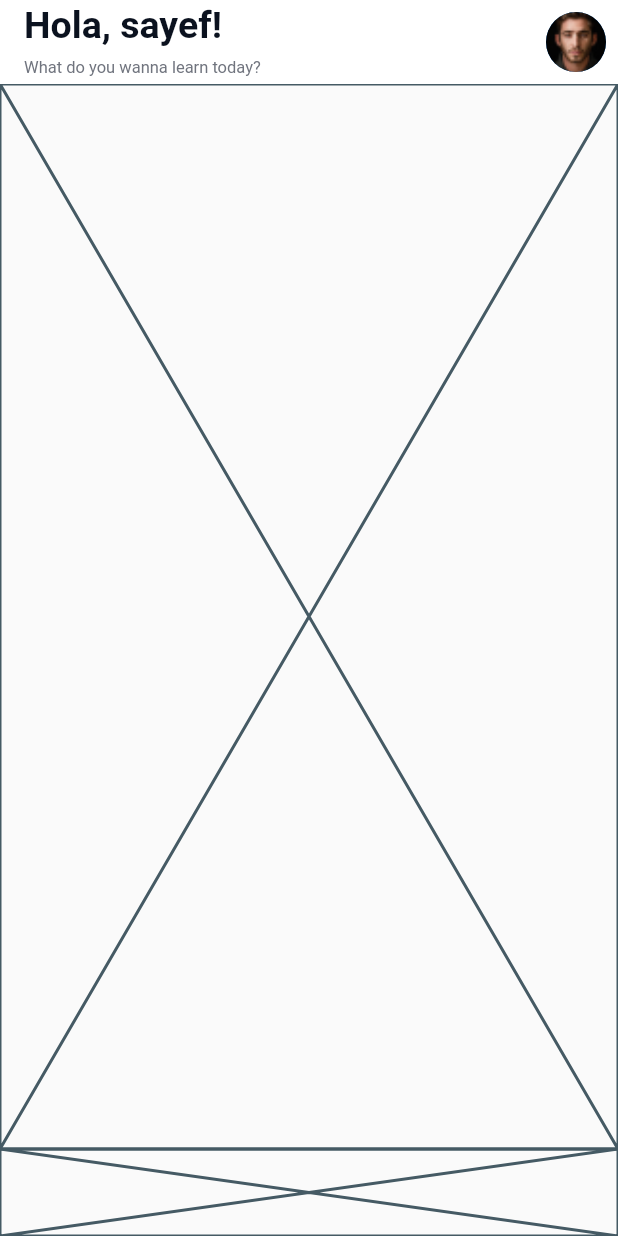
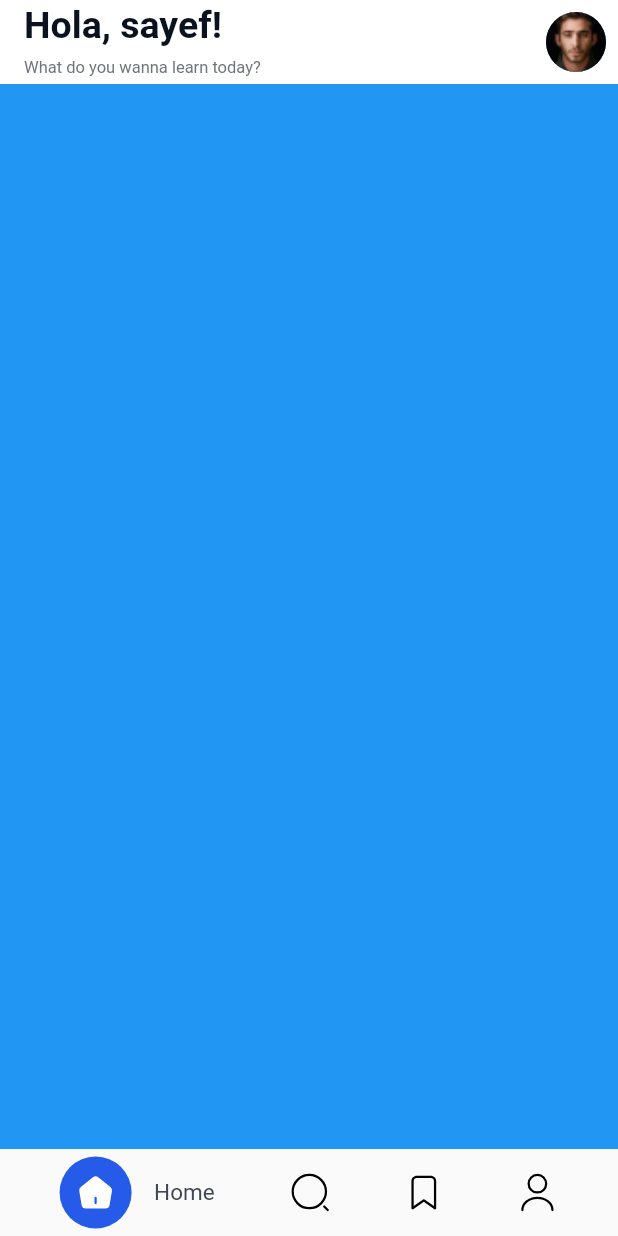
Before and after one commit to ZetxKS/-TMS-Graduate-work, a Flutter app: the screen it shows after launch, on a phone screen of 412 x 824 dp. Run offline on Flutter 3.47's test engine with Material 2 defaults, Android fonts, the phone set to English and light mode, and no system bars; our stand-ins replace auto_route, flutter_svg.

Commit message:
18.05
Add autorouter
done bottom navbar
FIX: navbar button update

```diff
--- a/lib/app.dart
+++ b/lib/app.dart
@@ -1,13 +1,15 @@
 import 'package:flutter/material.dart';
-import 'package:tmsgraduatework/screens/home_screen.dart';
+import 'package:tmsgraduatework/app_router.dart';
+import 'package:tmsgraduatework/screens/app_screen.dart';
 
 class App extends StatelessWidget {
-  const App({Key? key}) : super(key: key);
+  final _appRouter = AppRouter();
+  App({Key? key}) : super(key: key);
 
   @override
   Widget build(BuildContext context) {
-    return MaterialApp(
-      home: HomeScreen(),
+    return MaterialApp.router(
+      routerConfig: _appRouter.config(),
     );
   }
 }
--- /dev/null
+++ b/lib/app_router.dart
@@ -0,0 +1,18 @@
+import 'package:flutter/material.dart';
+import 'package:tmsgraduatework/screens/app_screen.dart';
+import 'package:tmsgraduatework/screens/index_screen.dart';
+import 'package:auto_route/auto_route.dart';
+import 'package:tmsgraduatework/screens/search_screen.dart';
+part 'app_router.gr.dart';
+
+@AutoRouterConfig()
+class AppRouter extends _$AppRouter {
+
+  @override
+  List<AutoRoute> get routes => [
+    AutoRoute(page: AppRoute.page, path: '/', children: [
+      AutoRoute(page: IndexRoute.page, path: 'index', initial: true),
+      AutoRoute(page: SearchRoute.page, path: 'search'),
+    ])
+  ];
+}
--- a/lib/main.dart
+++ b/lib/main.dart
@@ -2,5 +2,5 @@ import 'package:flutter/material.dart';
 import 'package:tmsgraduatework/app.dart';
 
 void main() {
-  runApp(const App());
+  runApp(App());
 }
--- /dev/null
+++ b/lib/screens/app_screen.dart
@@ -0,0 +1,18 @@
+import 'package:auto_route/auto_route.dart';
+import 'package:flutter/material.dart';
+import 'package:tmsgraduatework/widgets/bottom_nav/bottom_nav.dart';
+import 'package:tmsgraduatework/widgets/my_app_bar.dart';
+
+@RoutePage()
+class AppScreen extends StatelessWidget {
+  const AppScreen({Key? key}) : super(key: key);
+
+  @override
+  Widget build(BuildContext context) {
+    return Scaffold(
+      appBar: MyAppBar(),
+      body: AutoRouter(),
+      bottomNavigationBar: BottomNav(),
+    );
+  }
+}
--- a/lib/screens/home_screen.dart
+++ /dev/null
@@ -1,18 +0,0 @@
-import 'package:flutter/material.dart';
-import 'package:tmsgraduatework/widgets/my_app_bar.dart';
-
-class HomeScreen extends StatelessWidget {
-  const HomeScreen({Key? key}) : super(key: key);
-
-  @override
-  Widget build(BuildContext context) {
-    return Scaffold(
-      appBar: MyAppBar(),
-      body: Placeholder(),
-      bottomNavigationBar: Container(
-        height: 58,
-        child: Placeholder(),
-      ),
-    );
-  }
-}
--- /dev/null
+++ b/lib/screens/index_screen.dart
@@ -0,0 +1,13 @@
+import 'package:auto_route/auto_route.dart';
+import 'package:flutter/material.dart';
+import 'package:tmsgraduatework/screens/app_screen.dart';
+
+@RoutePage()
+class IndexScreen extends StatelessWidget {
+  const IndexScreen({Key? key}) : super(key: key);
+
+  @override
+  Widget build(BuildContext context) {
+    return Container(color: Colors.blue,);
+  }
+}
--- /dev/null
+++ b/lib/screens/search_screen.dart
@@ -0,0 +1,14 @@
+import 'package:auto_route/auto_route.dart';
+import 'package:flutter/material.dart';
+
+import 'app_screen.dart';
+
+@RoutePage()
+class SearchScreen extends StatelessWidget {
+  const SearchScreen({Key? key}) : super(key: key);
+
+  @override
+  Widget build(BuildContext context) {
+    return Container(color: Colors.red,);
+  }
+}
--- a/lib/themes/light.dart
+++ b/lib/themes/light.dart
@@ -22,4 +22,5 @@ class LightThemeFonts {
   static const second12l = TextStyle(fontSize: 12, color: LightThemeColors.secondText, fontFamily: _fontFamily,);
   static const second12d = TextStyle(fontSize: 12, color: LightThemeColors.secondDarkText, fontFamily: _fontFamily,);
   static const second14 = TextStyle(fontSize: 14, color: LightThemeColors.secondText, fontFamily: _fontFamily,);
+  static const bottomNav = TextStyle(fontSize: 15, color: LightThemeColors.menuText, fontFamily: _fontFamily,);
 }
--- /dev/null
+++ b/lib/widgets/bottom_nav/bottom_nav.dart
@@ -0,0 +1,24 @@
+import 'package:flutter/material.dart';
+import 'package:flutter_svg/flutter_svg.dart';
+import 'package:tmsgraduatework/widgets/bottom_nav/bottom_nav_button.dart';
+
+class BottomNav extends StatelessWidget {
+  const BottomNav({Key? key}) : super(key: key);
+
+  @override
+  Widget build(BuildContext context) {
+    return Container(
+      height: 58,
+      child: Row(
+        mainAxisAlignment: MainAxisAlignment.spaceEvenly,
+        crossAxisAlignment: CrossAxisAlignment.stretch,
+        children: [
+          BottomNavButton(svg: 'home', name: 'Home', navigateTo: '/index',),
+          BottomNavButton(svg: 'search', name: 'Search',navigateTo: '/search',),
+          BottomNavButton(svg: 'Bookmarl', name: 'Saved',navigateTo: '/bookmark',),
+          BottomNavButton(svg: 'User', name: 'Profile',navigateTo: '/profile',),
+        ],
+      ),
+    );
+  }
+}
--- /dev/null
+++ b/lib/widgets/bottom_nav/bottom_nav_button.dart
@@ -0,0 +1,65 @@
+import 'package:auto_route/auto_route.dart';
+import 'package:flutter/material.dart';
+import 'package:flutter_svg/flutter_svg.dart';
+import 'package:tmsgraduatework/app_router.dart';
+import 'package:tmsgraduatework/themes/light.dart';
+
+class BottomNavButton extends StatefulWidget {
+  final String svg;
+  final String name;
+  final String navigateTo;
+
+  const BottomNavButton(
+      {Key? key,
+      required this.svg,
+      required this.name,
+      required this.navigateTo})
+      : super(key: key);
+
+  @override
+  State<BottomNavButton> createState() => _BottomNavButtonState();
+}
+
+class _BottomNavButtonState extends State<BottomNavButton> {
+  void navigate() {
+    if(AutoRouter.of(context).currentPath != widget.navigateTo) {
+      AutoRouter.of(context).pushNamed(widget.navigateTo);
+    }
+    setState(() {});
+
+  }
+  @override
+  Widget build(BuildContext context) {
+    return InkWell(
+      onTap: navigate,
+      child: Padding(
+        padding: const EdgeInsets.symmetric(horizontal: 10),
+        child: Row(
+          children: [
+            if (AutoRouter.of(context).currentPath == widget.navigateTo)
+              Container(
+                padding: const EdgeInsets.all(10),
+                //HELP: Пытался расскрасить с помощью кода, просто подставляется другая картинка((( SvgPicture.asset('assets/icons/$svg.svg', colorFilter: ColorFilter.mode(Colors.white, BlendMode.softLight),),
+                decoration: const BoxDecoration(
+                  color: LightThemeColors.menuActive,
+                  shape: BoxShape.circle,
+                ),
+                child: SvgPicture.asset('assets/icons/${widget.svg}_active.svg'),
+              )
+            else
+              SvgPicture.asset('assets/icons/${widget.svg}.svg'),
+            if (AutoRouter.of(context).currentPath == widget.navigateTo)
+              const SizedBox(
+                width: 15,
+              ),
+            if (AutoRouter.of(context).currentPath == widget.navigateTo)
+              Text(
+                widget.name,
+                style: LightThemeFonts.bottomNav,
+              ),
+          ],
+        ),
+      ),
+    );
+  }
+}
--- a/pubspec.yaml
+++ b/pubspec.yaml
@@ -41,6 +41,7 @@ dependencies:
   json_annotation: ^4.8.0
   intl: ^0.18.1
   flutter_svg: ^2.0.5
+  auto_route: ^7.1.0
 
 dev_dependencies:
   flutter_test:
@@ -52,6 +53,8 @@ dev_dependencies:
   # package. See that file for information about deactivating specific lint
   # rules and activating additional ones.
   flutter_lints: ^2.0.0
+  auto_route_generator: ^7.0.0
+  build_runner: ^2.4.4
 
 # For information on the generic Dart part of this file, see the
 # following page: https://dart.dev/tools/pub/pubspec
@@ -67,6 +70,7 @@ flutter:
   # To add assets to your application, add an assets section, like this:
   assets:
     - assets/images/
+    - assets/icons/
   #   - images/a_dot_ham.jpeg
 
   # An image asset can refer to one or more resolution-specific "variants", see
```
Also changed, not shown: assets/icons/Bookmarl.svg, assets/icons/Bookmarl_active.svg (added), assets/icons/User_active.svg (added), assets/icons/home.svg, assets/icons/home_active.svg (added), assets/icons/search.svg, assets/icons/search_active.svg (added), lib/app_router.gr.dart (added), pubspec.lock, 1 other file.
